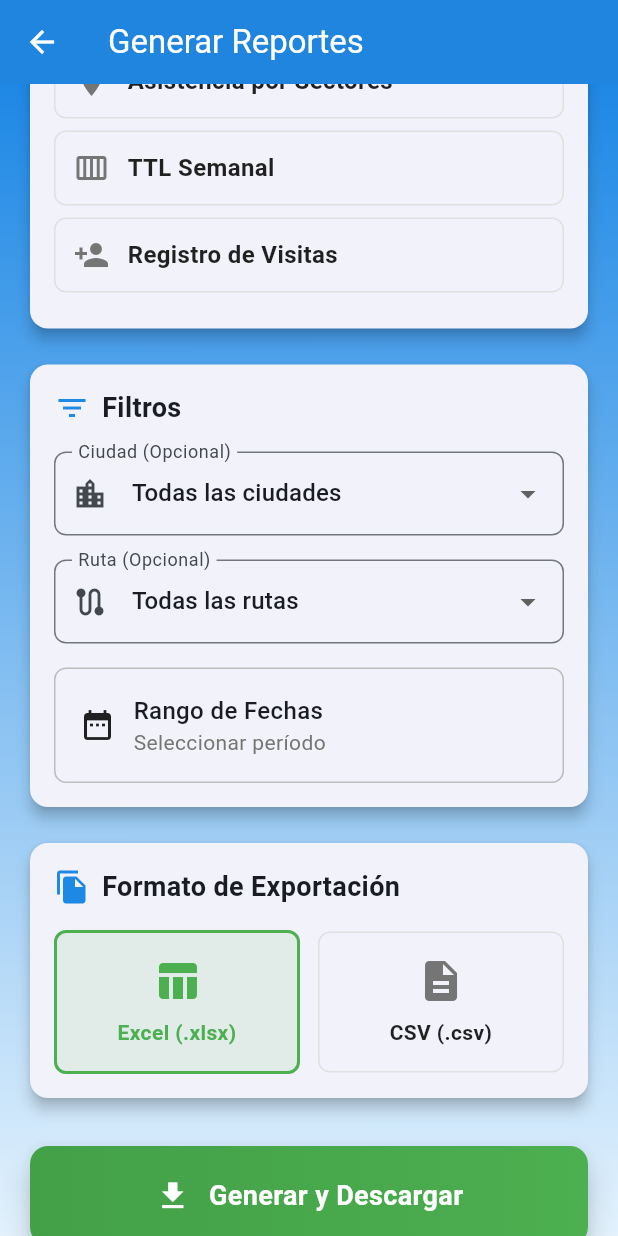
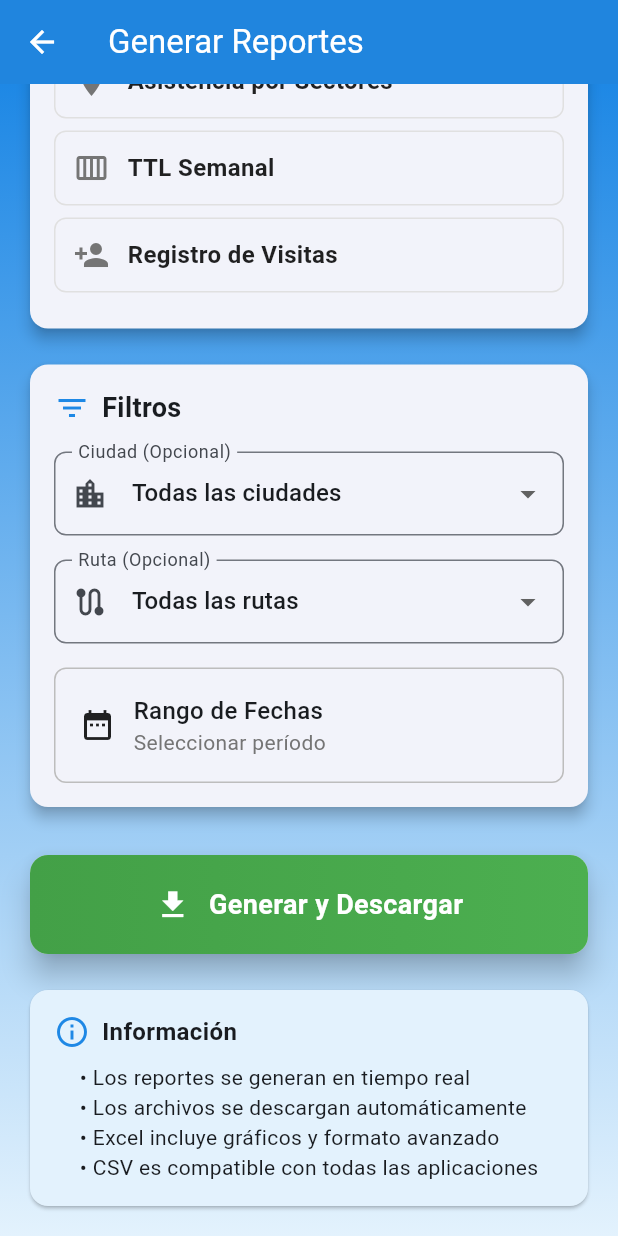
Before and after one commit to CiroCortes/asistencias_cristianaa, a Flutter app: the GenerateReportsScreen screen opened directly, scrolled down 385 dp, on a phone screen of 412 x 824 dp. Run offline on Flutter 3.47's test engine with Material 3 defaults, Android fonts, the phone set to English and light mode, and no system bars; our stand-ins replace cloud_firestore, connectivity_plus, firebase_auth, firebase_core, fl_chart, google_sign_in; accounts and stored records are empty; network calls fail.

```diff
--- a/lib/presentation/screens/admin_dashboard/generate_reports_screen.dart
+++ b/lib/presentation/screens/admin_dashboard/generate_reports_screen.dart
@@ -301,39 +301,6 @@ class _GenerateReportsScreenState extends State<GenerateReportsScreen> {
                   ),
                 ),
               ),
-              const SizedBox(height: 16),
-
-              // Formato
-              Card(
-                elevation: 4,
-                shape: RoundedRectangleBorder(borderRadius: BorderRadius.circular(12)),
-                child: Padding(
-                  padding: const EdgeInsets.all(16),
-                  child: Column(
-                    crossAxisAlignment: CrossAxisAlignment.start,
-                    children: [
-                      Row(
-                        children: [
-                          Icon(Icons.file_copy, color: Colors.blue.shade600),
-                          const SizedBox(width: 8),
-                          const Text(
-                            'Formato de Exportación',
-                            style: TextStyle(fontSize: 18, fontWeight: FontWeight.bold),
-                          ),
-                        ],
-                      ),
-                      const SizedBox(height: 16),
-                      Row(
-                        children: [
-                          Expanded(child: _buildFormatOption('excel', 'Excel (.xlsx)', Icons.table_chart, Colors.green)),
-                          const SizedBox(width: 12),
-                          Expanded(child: _buildFormatOption('csv', 'CSV (.csv)', Icons.description, Colors.blue)),
-                        ],
-                      ),
-                    ],
-                  ),
-                ),
-              ),
               const SizedBox(height: 24),
 
               // Botón Generar
```
Also changed, not shown: 1 other file.
